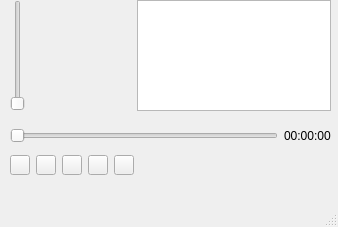
Old version of the form app/src/mainwindow.ui in the repository ailchuk/uamp.
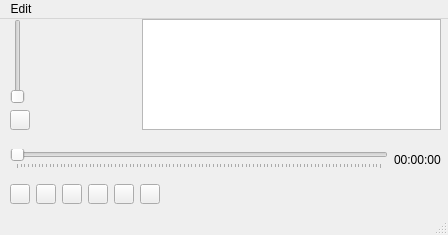
New version of the form. Icons and pictures are not drawn.

```diff
--- a/app/src/mainwindow.ui
+++ b/app/src/mainwindow.ui
@@ -6,8 +6,8 @@
    <rect>
     <x>0</x>
     <y>0</y>
-    <width>338</width>
-    <height>227</height>
+    <width>448</width>
+    <height>235</height>
    </rect>
   </property>
   <property name="windowTitle">
@@ -19,20 +19,41 @@
      <rect>
       <x>10</x>
       <y>0</y>
-      <width>321</width>
+      <width>431</width>
       <height>111</height>
      </rect>
     </property>
     <layout class="QHBoxLayout" name="horizontalLayout">
      <item>
-      <widget class="QSlider" name="verticalSlider">
-       <property name="maximum">
-        <number>100</number>
-       </property>
-       <property name="orientation">
-        <enum>Qt::Vertical</enum>
-       </property>
-      </widget>
+      <layout class="QVBoxLayout" name="verticalLayout">
+       <item>
+        <widget class="QSlider" name="verticalSliderVolume">
+         <property name="maximum">
+          <number>100</number>
+         </property>
+         <property name="orientation">
+          <enum>Qt::Vertical</enum>
+         </property>
+        </widget>
+       </item>
+       <item>
+        <widget class="QPushButton" name="pushButtonMute">
+         <property name="maximumSize">
+          <size>
+           <width>20</width>
+           <height>20</height>
+          </size>
+         </property>
+         <property name="text">
+          <string/>
+         </property>
+         <property name="icon">
+          <iconset resource="../resources/myres.qrc">
+           <normaloff>:/mute.png</normaloff>:/mute.png</iconset>
+         </property>
+        </widget>
+       </item>
+      </layout>
      </item>
      <item>
       <widget class="QLabel" name="label_2">
@@ -70,12 +91,19 @@
         <set>Qt::AlignCenter</set>
        </property>
        <property name="wordWrap">
-        <bool>true</bool>
+        <bool>false</bool>
        </property>
       </widget>
      </item>
      <item>
-      <widget class="QTableView" name="tableView"/>
+      <widget class="QTableView" name="playlistView">
+       <property name="maximumSize">
+        <size>
+         <width>300</width>
+         <height>16777215</height>
+        </size>
+       </property>
+      </widget>
      </item>
     </layout>
    </widget>
@@ -84,16 +112,22 @@
      <rect>
       <x>10</x>
       <y>120</y>
-      <width>321</width>
-      <height>31</height>
+      <width>431</width>
+      <height>41</height>
      </rect>
     </property>
     <layout class="QHBoxLayout" name="horizontalLayout_2">
      <item>
-      <widget class="QSlider" name="horizontalSlider">
+      <widget class="QSlider" name="horizontalSliderSongProgress">
+       <property name="maximum">
+        <number>100</number>
+       </property>
        <property name="orientation">
         <enum>Qt::Horizontal</enum>
        </property>
+       <property name="tickPosition">
+        <enum>QSlider::TicksBelow</enum>
+       </property>
       </widget>
      </item>
      <item>
@@ -109,8 +143,8 @@
     <property name="geometry">
      <rect>
       <x>10</x>
-      <y>150</y>
-      <width>321</width>
+      <y>160</y>
+      <width>431</width>
       <height>31</height>
      </rect>
     </property>
@@ -149,6 +183,23 @@
        </property>
       </widget>
      </item>
+     <item>
+      <widget class="QPushButton" name="pushButtonStop">
+       <property name="maximumSize">
+        <size>
+         <width>20</width>
+         <height>20</height>
+        </size>
+       </property>
+       <property name="text">
+        <string/>
+       </property>
+       <property name="icon">
+        <iconset resource="../resources/myres.qrc">
+         <normaloff>:/stop.png</normaloff>:/stop.png</iconset>
+       </property>
+      </widget>
+     </item>
      <item>
       <widget class="QPushButton" name="pushButtonPlayPause">
        <property name="maximumSize">
@@ -213,6 +264,22 @@
        </property>
       </spacer>
      </item>
+     <item>
+      <widget class="QLabel" name="currentTrack">
+       <property name="minimumSize">
+        <size>
+         <width>150</width>
+         <height>0</height>
+        </size>
+       </property>
+       <property name="text">
+        <string/>
+       </property>
+       <property name="textFormat">
+        <enum>Qt::AutoText</enum>
+       </property>
+      </widget>
+     </item>
     </layout>
    </widget>
   </widget>
@@ -221,10 +288,17 @@
     <rect>
      <x>0</x>
      <y>0</y>
-     <width>338</width>
+     <width>448</width>
      <height>20</height>
     </rect>
    </property>
+   <widget class="QMenu" name="menuEdit">
+    <property name="title">
+     <string>Edit</string>
+    </property>
+    <addaction name="actionAdd_track"/>
+   </widget>
+   <addaction name="menuEdit"/>
   </widget>
   <widget class="QStatusBar" name="statusbar"/>
  </widget>
```
Left out of the diff: 14 changed lines with no effect on the pictures.
